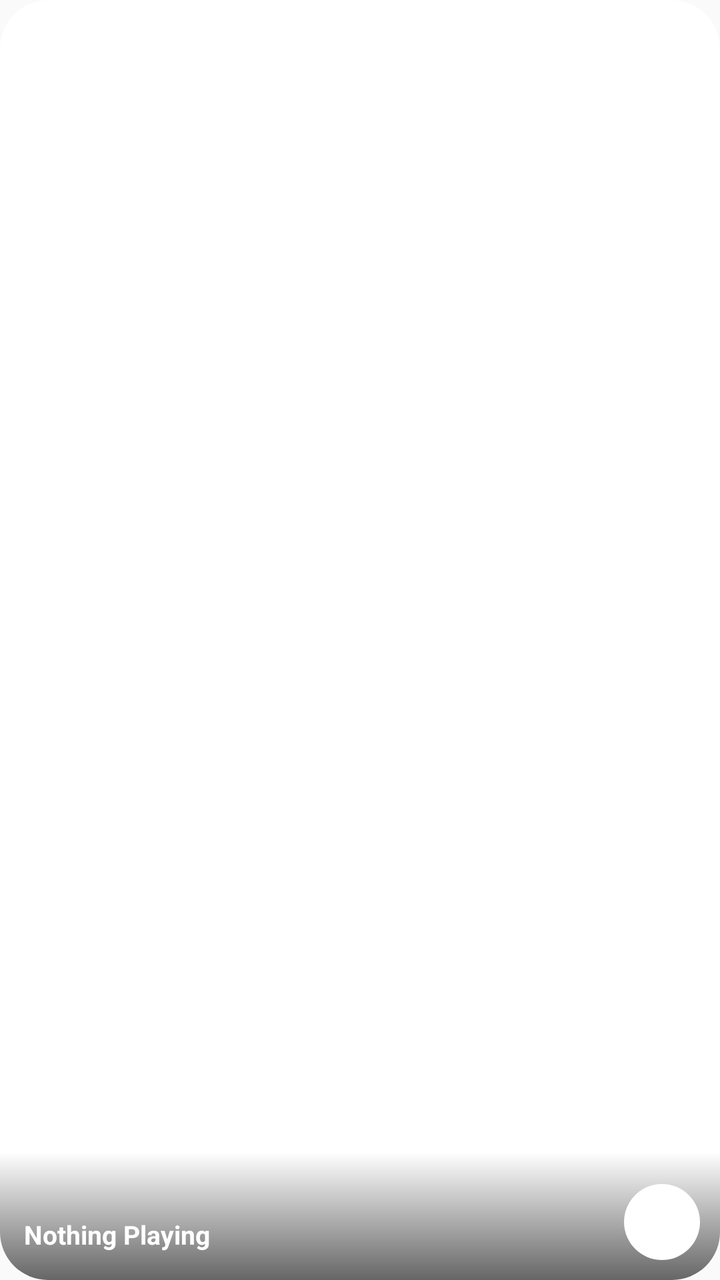
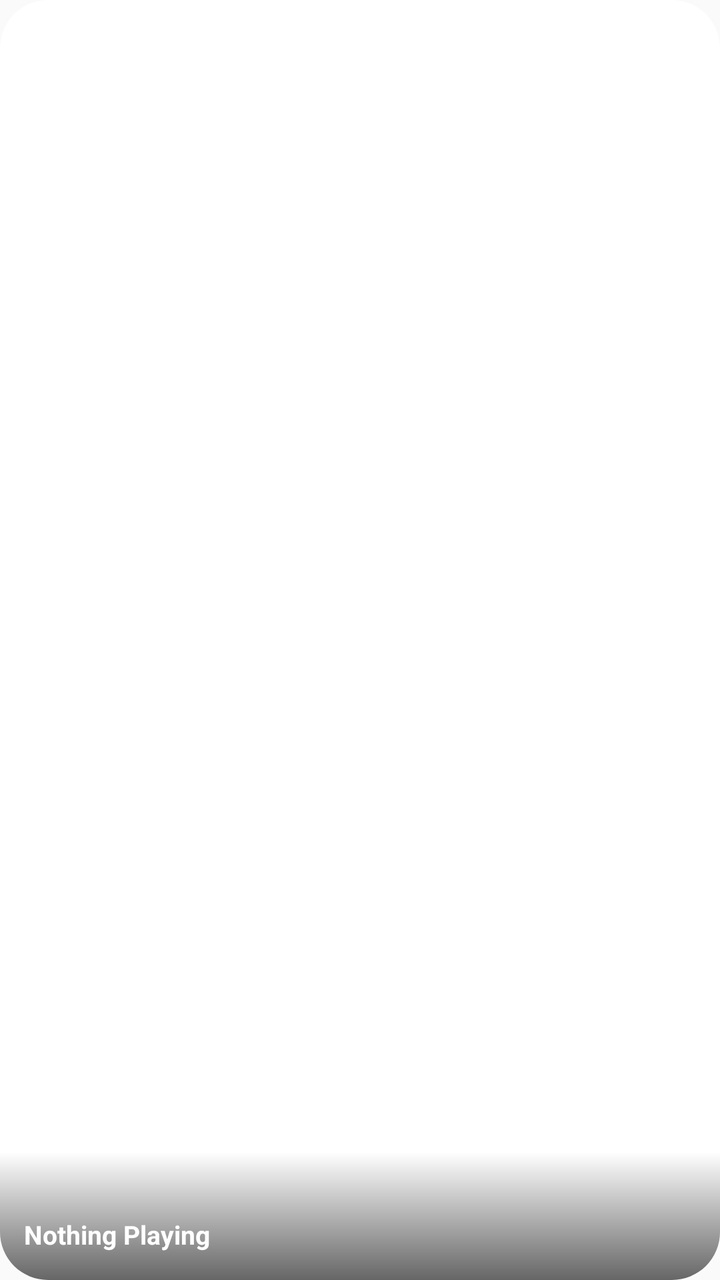

Two renders of the same Android screen: before a commit and after it. Below are the layout's source before the change and the commit's diff.
<!-- AndroidManifest.xml: application theme Theme.Songlass -->
<!-- res/layout/widget_liquid_small.xml -->
<?xml version="1.0" encoding="utf-8"?>
<FrameLayout xmlns:android="http://schemas.android.com/apk/res/android"
    android:id="@+id/root"
    android:layout_width="match_parent"
    android:layout_height="match_parent"
    android:background="@drawable/widget_bg_liquid"
    android:clipToOutline="true">

    <ImageView
        android:id="@+id/cover"
        android:layout_width="match_parent"
        android:layout_height="match_parent"
        android:importantForAccessibility="no"
        android:scaleType="centerCrop" />

    <ImageView
        android:layout_width="match_parent"
        android:layout_height="64dp"
        android:layout_gravity="bottom"
        android:importantForAccessibility="no"
        android:src="@drawable/widget_scrim"
        android:scaleType="fitXY" />

    <TextView
        android:id="@+id/title"
        android:layout_width="match_parent"
        android:layout_height="wrap_content"
        android:layout_gravity="bottom"
        android:layout_marginStart="12dp"
        android:layout_marginEnd="52dp"
        android:layout_marginBottom="14dp"
        android:ellipsize="end"
        android:maxLines="2"
        android:text="@string/widget_nothing_playing"
        android:textColor="#FFFFFFFF"
        android:textSize="13sp"
        android:textStyle="bold" />

    <ImageView
        android:id="@+id/play"
        android:layout_width="38dp"
        android:layout_height="38dp"
        android:layout_gravity="bottom|end"
        android:layout_margin="10dp"
        android:background="@drawable/widget_circle"
        android:contentDescription="@string/widget_play"
        android:padding="10dp"
        android:src="@drawable/widget_play" />
</FrameLayout>
<!-- resources referenced by this layout -->
<resources>
  <!-- drawable widget_bg_liquid (drawable) -->
  <?xml version="1.0" encoding="utf-8"?>
  <shape xmlns:android="http://schemas.android.com/apk/res/android" android:shape="rectangle">
      <corners android:radius="24dp" />
      <solid android:color="#FFFFFFFF" />
  </shape>
  <!-- drawable widget_circle (drawable) -->
  <?xml version="1.0" encoding="utf-8"?>
  <shape xmlns:android="http://schemas.android.com/apk/res/android" android:shape="oval">
      <solid android:color="#FFFFFFFF" />
  </shape>
  <!-- drawable widget_play (drawable) -->
  <vector xmlns:android="http://schemas.android.com/apk/res/android" android:width="24dp" android:height="24dp" android:viewportWidth="24" android:viewportHeight="24">
      <path android:fillColor="#FFFFFFFF" android:pathData="M7,4.5L20,12L7,19.5Z" />
  </vector>
  <!-- drawable widget_scrim (drawable) -->
  <?xml version="1.0" encoding="utf-8"?>
  <shape xmlns:android="http://schemas.android.com/apk/res/android" android:shape="rectangle">
      <gradient android:angle="270" android:startColor="#00000000" android:endColor="#99000000" />
  </shape>
  <string name="widget_nothing_playing">Nothing Playing</string>
  <string name="widget_play">Play</string>
  <style name="Theme.Songlass" parent="@android:style/Theme.Material.Light.NoActionBar">
          <item name="android:windowSplashScreenBackground">@android:color/white</item>
          <item name="android:windowSplashScreenAnimatedIcon">@drawable/splash_icon</item>
          <item name="android:windowSplashScreenAnimationDuration">800</item>
      </style>
  <!-- drawable splash_icon: vector/xml drawable (drawable, 21024 chars, omitted) -->
</resources>

<!-- the commit's change to res/layout/widget_liquid_small.xml (unified diff, before → after) -->
@@ -14,6 +14,7 @@
         android:scaleType="centerCrop" />
 
     <ImageView
+        android:id="@+id/widget_scrim"
         android:layout_width="match_parent"
         android:layout_height="64dp"
         android:layout_gravity="bottom"
@@ -27,7 +28,7 @@
         android:layout_height="wrap_content"
         android:layout_gravity="bottom"
         android:layout_marginStart="12dp"
-        android:layout_marginEnd="52dp"
+        android:layout_marginEnd="12dp"
         android:layout_marginBottom="14dp"
         android:ellipsize="end"
         android:maxLines="2"
@@ -38,12 +39,12 @@
 
     <ImageView
         android:id="@+id/play"
-        android:layout_width="38dp"
-        android:layout_height="38dp"
-        android:layout_gravity="bottom|end"
+        android:layout_width="48dp"
+        android:layout_height="48dp"
+        android:layout_gravity="top|end"
         android:layout_margin="10dp"
         android:background="@drawable/widget_circle"
         android:contentDescription="@string/widget_play"
-        android:padding="10dp"
+        android:padding="15dp"
         android:src="@drawable/widget_play" />
 </FrameLayout>
